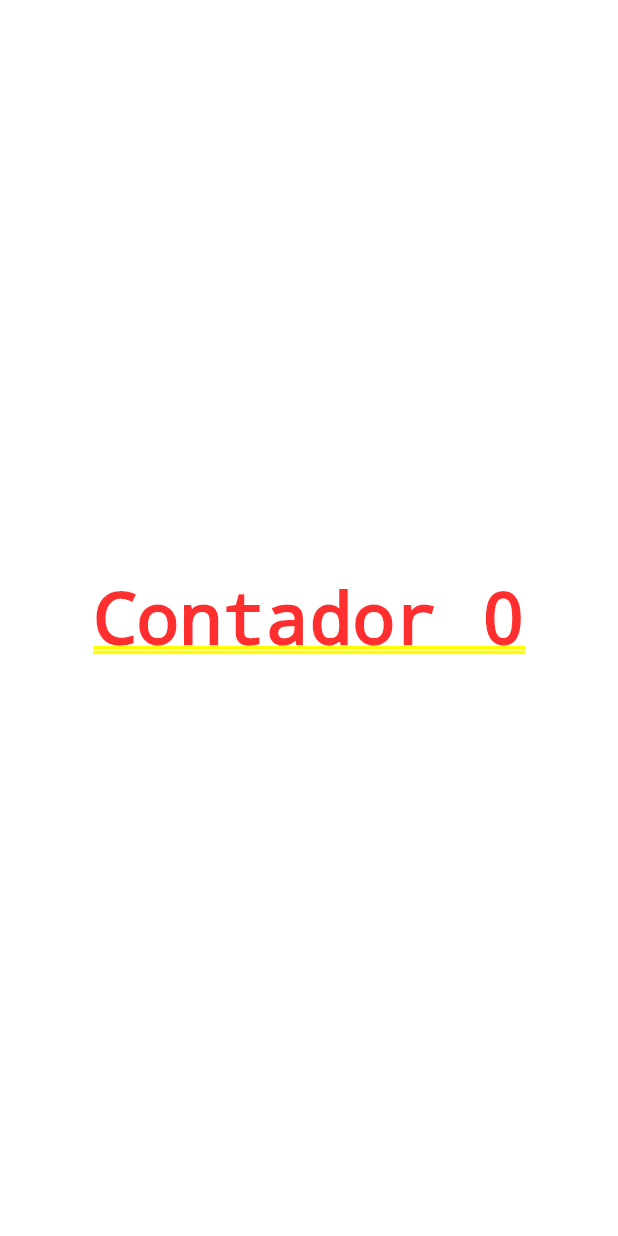
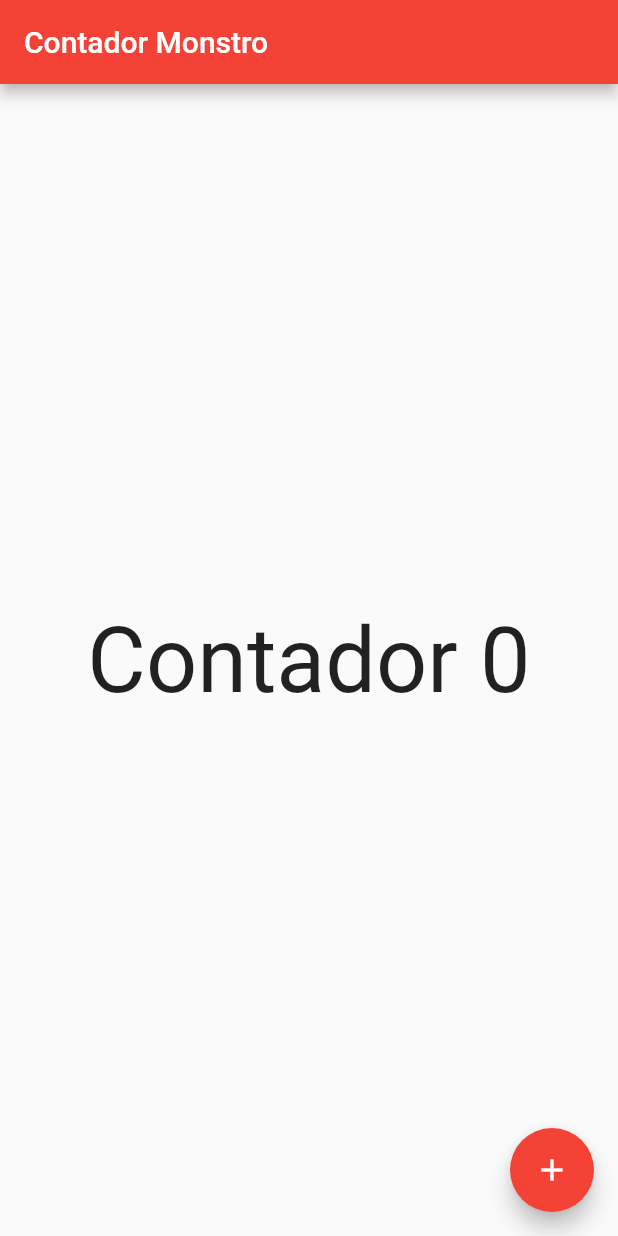
Before and after one commit to AdanRMS/cursoFlutter, a Flutter app: the screen it shows after launch, on a phone screen of 412 x 824 dp. Run offline on Flutter 3.47's test engine with Material 2 defaults, Android fonts, the phone set to English and light mode, and no system bars.

Commit message:
Finalizando aula #10 - Scaffold (melhorando o front-end)

```diff
--- a/lib/home_page.dart
+++ b/lib/home_page.dart
@@ -8,21 +8,35 @@ class homePage extends StatefulWidget {
 }
 
 class homePageState extends State<homePage> {
-  var cont = 0;
+  int cont = 0;
 
   @override
   Widget build(BuildContext context) {
-    return Container(
-      child: Center(
+    return Scaffold(
+      appBar: AppBar(
+        title: Text('Contador Monstro'),
+      ),
+      body: Center(
         child: GestureDetector(
-          child: Text('Contador $cont'),
+          child: Text(
+            'Contador $cont',
+            style: TextStyle(fontSize: 60.0),
+          ),
           onTap: () {
             setState(() {
-              cont++;
+              cont--;
             });
           },
         ),
       ),
+      floatingActionButton: FloatingActionButton(
+        child: Icon(Icons.add),
+        onPressed: () {
+          setState(() {
+            cont++;
+          });
+        },
+      ),
     );
   }
 }
```
